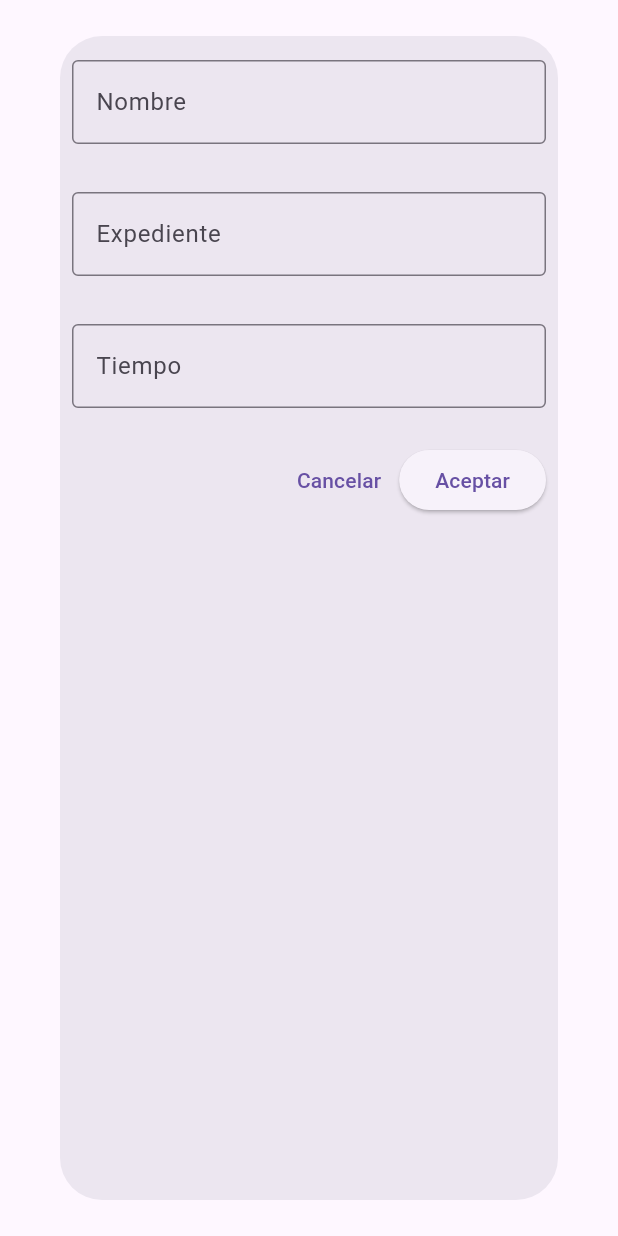
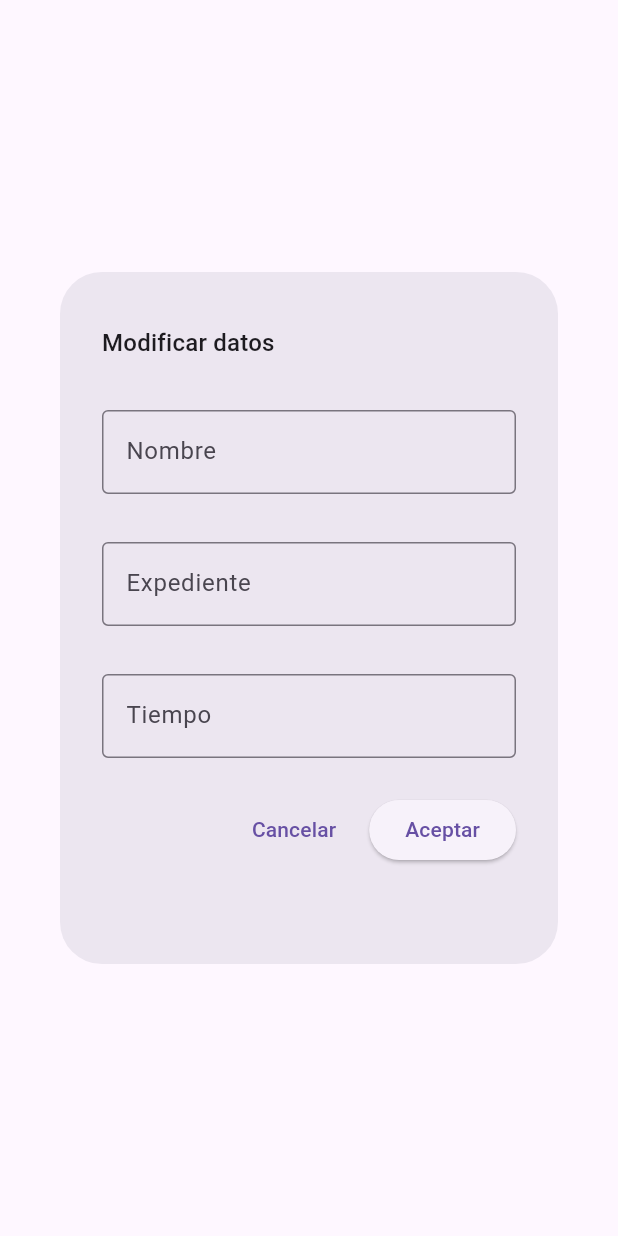
Before and after one commit to light-dawn-softwares/BirthFlow, a Flutter app: the CustomModal widget shown alone on an empty page, opened directly with empty values, on a phone screen of 412 x 824 dp. Run offline on Flutter 3.47's test engine with Material 3 defaults, Android fonts, the phone set to English and light mode, and no system bars; our stand-ins replace auto_route, bloc, charts_flutter, floor, flutter_bloc, freezed_annotation and 2 more; missing offline and left inert: charts_common; accounts and stored records are empty; generated files the repository leaves out were written again.

Commit message:
refactor: Add height to dialog (#78)

```diff
--- a/lib/src/presentation/partograph/widgets/general_card_widget.dart
+++ b/lib/src/presentation/partograph/widgets/general_card_widget.dart
@@ -2,7 +2,6 @@ import 'package:auto_route/auto_route.dart';
 import 'package:birthflow/src/core/general/domain/models/general.dart';
 import 'package:birthflow/src/presentation/partograph/blocs/general/state/state.dart';
 import 'package:flutter/material.dart';
-
 import 'package:intl/intl.dart';
 
 class GeneralCardWidget extends StatelessWidget {
@@ -114,9 +113,19 @@ class _CustomModalState extends State<CustomModal> {
   @override
   Widget build(BuildContext context) {
     return Dialog(
+      child: Container(
+        height: MediaQuery.of(context).size.height * 0.56,
+        padding: const EdgeInsets.all(20.0),
         child: Column(
           crossAxisAlignment: CrossAxisAlignment.start,
           children: <Widget>[
+            Padding(
+              padding: const EdgeInsets.symmetric(horizontal: 8, vertical: 16),
+              child: Text(
+                'Modificar datos',
+                style: Theme.of(context).textTheme.titleMedium,
+              ),
+            ),
             Padding(
               padding: const EdgeInsets.symmetric(horizontal: 8, vertical: 16),
               child: TextField(
@@ -178,6 +187,7 @@ class _CustomModalState extends State<CustomModal> {
                     },
                     child: const Text('Cancelar'),
                   ),
+                  const SizedBox(width: 10,),
                   ElevatedButton(
                     onPressed: () {
                       widget.callback(
@@ -197,6 +207,7 @@ class _CustomModalState extends State<CustomModal> {
             ),
           ],
         ),
+      ),
     );
   }
 }
```
Lines whose indentation alone changed are shown as unchanged.
